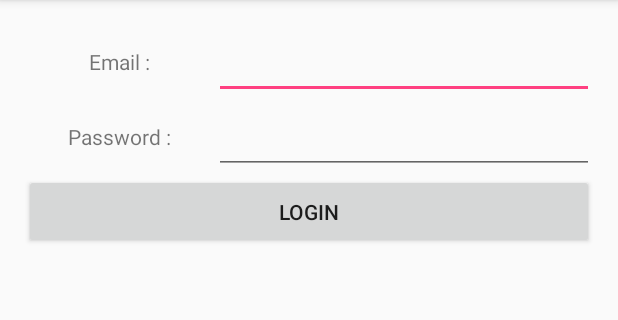
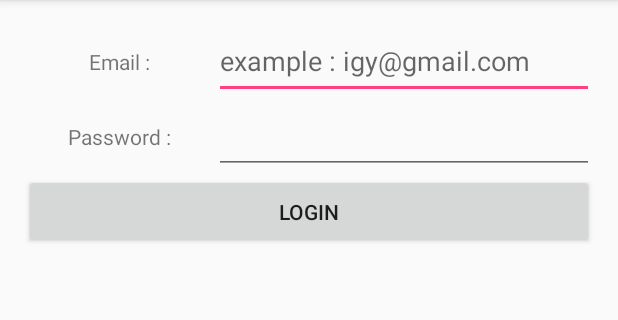
Before and after one commit to erez1atar/AssistantChat, an Android app: the screen it shows after launch (LoginActivity), on a phone screen of 412 x 824 dp, the part 84-404 px from its top. Run offline under Robolectric (Android 15) with nearby library versions, the phone set to English and light mode, and no system bars.

```diff
--- a/app/src/main/res/layout/activity_login.xml
+++ b/app/src/main/res/layout/activity_login.xml
@@ -27,6 +27,8 @@
             android:layout_width="0dp"
             android:layout_height="match_parent"
             android:layout_weight="2"
+            android:hint="example : igy@gmail.com"
+            android:inputType="textEmailAddress"
             android:id="@+id/emailText"/>
     </LinearLayout>
 
@@ -46,6 +48,7 @@
             android:layout_width="0dp"
             android:layout_height="match_parent"
             android:layout_weight="2"
+            android:inputType="textPassword"
             android:id="@+id/passwordText"/>
     </LinearLayout>
 
```
